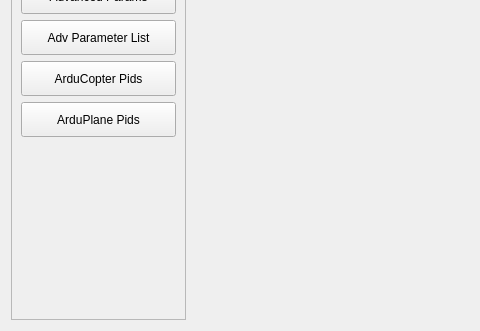
The window that src/ui/configuration/ApmSoftwareConfig.ui (mavlink/qgroundcontrol) describes before a commit, drawn with Qt 5; both pictures show x 0 to 480 and y 288 to 619 of the 853 by 619 pixel window.
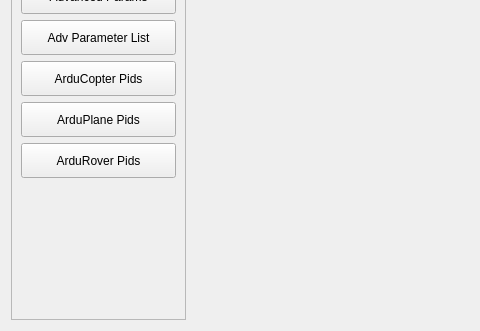
The same window after the commit.

Commit message: Implementation of ArduRover pid configuration screen

```diff
--- a/src/ui/configuration/ApmSoftwareConfig.ui
+++ b/src/ui/configuration/ApmSoftwareConfig.ui
@@ -200,6 +200,19 @@
            </property>
           </widget>
          </item>
+         <item>
+          <widget class="QPushButton" name="arduRoverPidButton">
+           <property name="minimumSize">
+            <size>
+             <width>0</width>
+             <height>35</height>
+            </size>
+           </property>
+           <property name="text">
+            <string>ArduRover Pids</string>
+           </property>
+          </widget>
+         </item>
          <item>
           <spacer name="verticalSpacer">
            <property name="orientation">
```
The commit also changes 6 other files.
